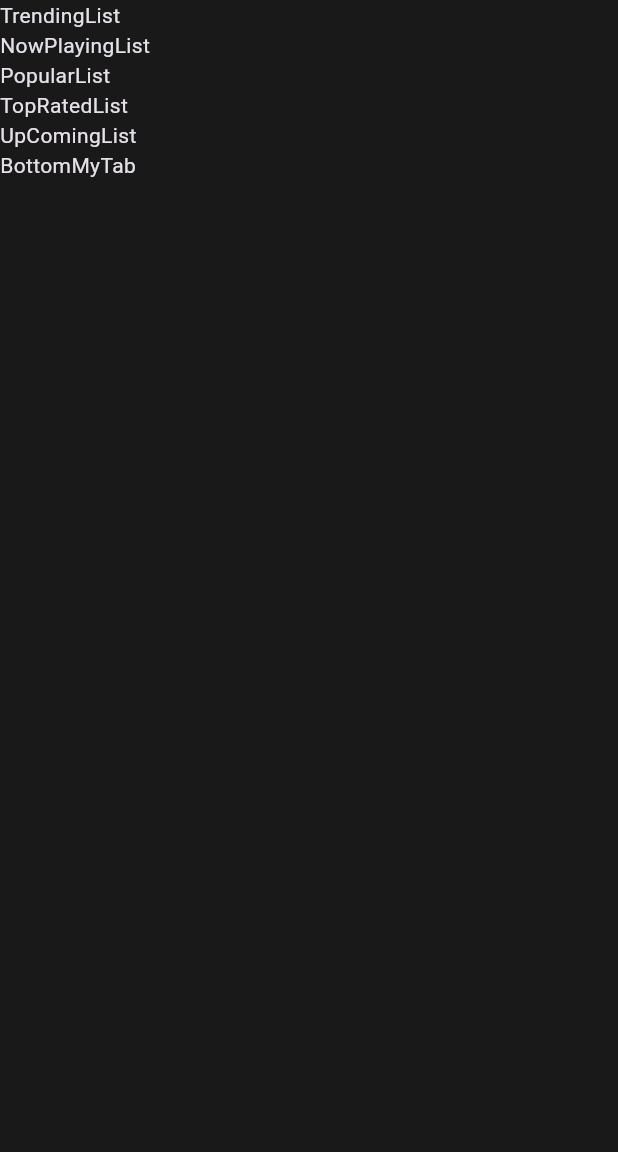
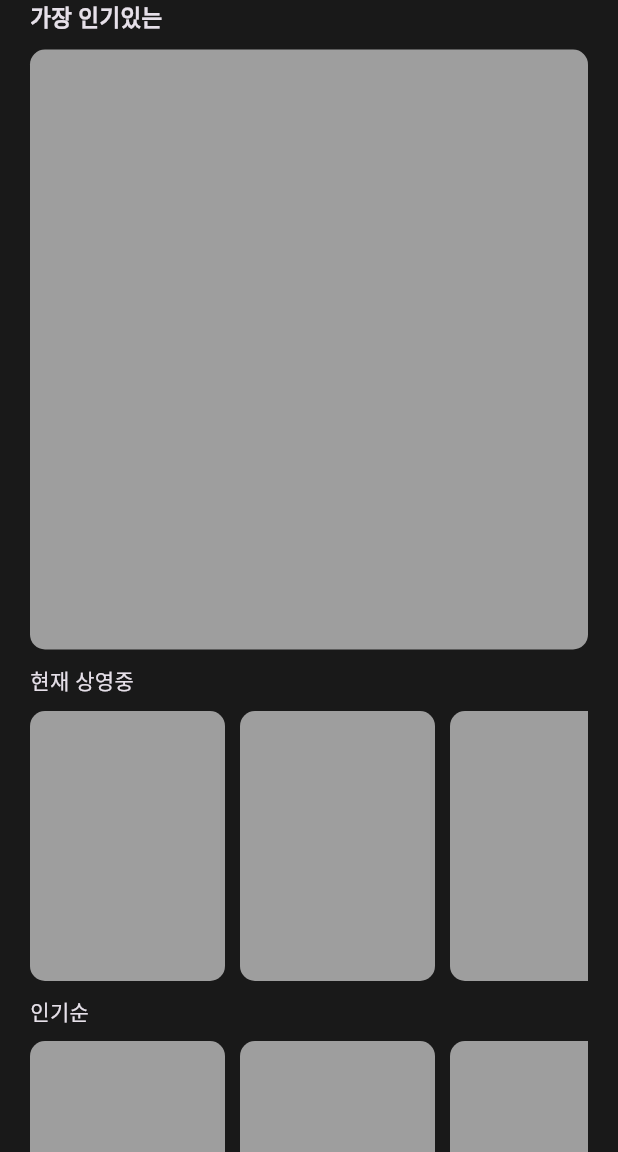
Before and after one commit to seoyeon-haru/flutter_movie_app, a Flutter app: the screen it shows after launch, on a phone screen of 412 x 824 dp, the part 84-1236 px from its top. Run offline on Flutter 3.47's test engine with Material 3 defaults, Android fonts, the phone set to English and light mode, and no system bars; our stand-ins replace flutter_riverpod, lottie.

Commit message:
WIP: ListPage UI 구현

```diff
--- a/lib/pages/List/Widgets/now_playing_list.dart
+++ b/lib/pages/List/Widgets/now_playing_list.dart
@@ -1,8 +1,35 @@
 import 'package:flutter/material.dart';
 
-class  NowPlayingList extends StatelessWidget {
+class NowPlayingList extends StatelessWidget {
   @override
   Widget build(BuildContext context) {
-    return Text('NowPlayingList');
+    return Column(
+      children: [
+        Row(
+          children: [
+            Text('현재 상영중')
+          ],
+        ),
+        SizedBox(height: 10),
+        SizedBox(
+          // 가로 스크롤 시 높이 지정 필요
+          height: 180,
+          child: ListView.separated(
+            scrollDirection: Axis.horizontal,
+            itemBuilder: (context, index) {
+              return Container(
+                width: 130,
+                decoration: BoxDecoration(
+                  color: Colors.grey,
+                  borderRadius: BorderRadius.circular(10),
+                ),
+              );
+            },
+            separatorBuilder: (context, index) => SizedBox(width: 10),
+            itemCount: 20,
+          ),
+        ),
+      ],
+    );
   }
 }
--- a/lib/pages/List/Widgets/popular_list.dart
+++ b/lib/pages/List/Widgets/popular_list.dart
@@ -1,8 +1,33 @@
 import 'package:flutter/material.dart';
 
-class PopularList extends StatelessWidget{
+class PopularList extends StatelessWidget {
   @override
   Widget build(BuildContext context) {
-   return Text('PopularList');
+    return Column(
+      children: [
+        Row(
+          children: [Text('인기순')],
+        ),
+        SizedBox(height: 10),
+        SizedBox(
+          // 가로 스크롤 시 높이 지정 필요
+          height: 180,
+          child: ListView.separated(
+            scrollDirection: Axis.horizontal,
+            itemBuilder: (context, index) {
+              return Container(
+                width: 130,
+                decoration: BoxDecoration(
+                  color: Colors.grey,
+                  borderRadius: BorderRadius.circular(10),
+                ),
+              );
+            },
+            separatorBuilder: (context, index) => SizedBox(width: 10),
+            itemCount: 20,
+          ),
+        ),
+      ],
+    );
   }
 }
--- a/lib/pages/List/Widgets/trending_list.dart
+++ b/lib/pages/List/Widgets/trending_list.dart
@@ -3,6 +3,29 @@ import 'package:flutter/material.dart';
 class TrendingList extends StatelessWidget {
   @override
   Widget build(BuildContext context) {
-    return Text('TrendingList');
+    return Column(
+      children: [
+        Row(
+          children: [
+            Text(
+              '가장 인기있는',
+              style: TextStyle(
+                fontWeight: FontWeight.bold,
+                fontSize: 15,
+              ),
+            )
+          ],
+        ),
+        SizedBox(height: 10),
+        Container(
+          width: double.infinity,
+          height: 400,
+          decoration: BoxDecoration(
+            color: Colors.grey,
+            borderRadius: BorderRadius.circular(10),
+          ),
+        )
+      ],
+    );
   }
 }
--- a/lib/pages/List/list_page.dart
+++ b/lib/pages/List/list_page.dart
@@ -23,12 +23,18 @@ class ListPage extends StatelessWidget {
         ),
       ),
       body: ListView(
+        padding: EdgeInsets.symmetric(horizontal: 20),
         children: [
           TrendingList(),
+          SizedBox(height: 10),
           NowPlayingList(),
+          SizedBox(height: 10),
           PopularList(),
+          SizedBox(height: 10),
           TopRatedList(),
+          SizedBox(height: 10),
           UpcomingList(),
+          SizedBox(height: 10),
           BottomMyTab(),
         ],
       ),
```
Also changed, not shown: lib/pages/List/Widgets/top_rated_list.dart (+26 -1 lines), lib/pages/List/Widgets/upcoming_list.dart (+26 -1 lines).
